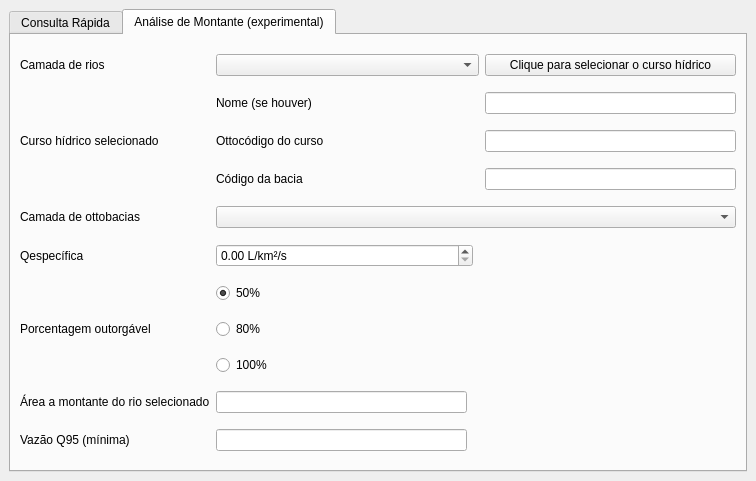
Qt form iat_teste_dockwidget_base.ui (zyngra/IatTeste) before a commit.
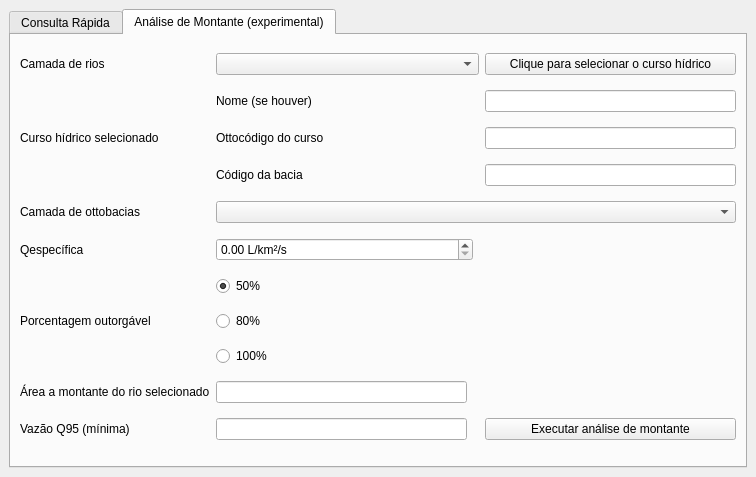
The same form after that commit. The open tabs and pages were chosen to show the change. Custom widgets are drawn as their Qt base class.

Commit message: Pré-release encerrado. Versão 1.0.0a está pronta e será upada para a Main.

Patch:
```diff
--- a/iat_teste_dockwidget_base.ui
+++ b/iat_teste_dockwidget_base.ui
@@ -7,7 +7,7 @@
     <x>0</x>
     <y>0</y>
     <width>756</width>
-    <height>481</height>
+    <height>477</height>
    </rect>
   </property>
   <property name="windowTitle">
@@ -249,6 +249,13 @@
           </property>
          </widget>
         </item>
+        <item row="17" column="4">
+         <widget class="QPushButton" name="btn_exec_mont">
+          <property name="text">
+           <string>Executar análise de montante</string>
+          </property>
+         </widget>
+        </item>
        </layout>
       </widget>
      </widget>
```
Left out of the diff: 4 changed lines with no effect on the pictures. The commit also changes 2 other files.
